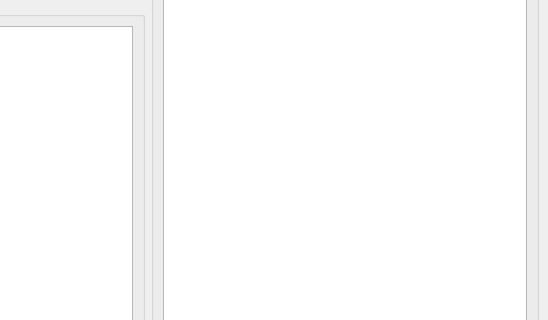
First picture: the form in mainwindow.ui, repository pavolmarak/qt_ssl_server, before the edit; both pictures show x 252 to 800 and y 137 to 457 of the 800 by 600 pixel window.
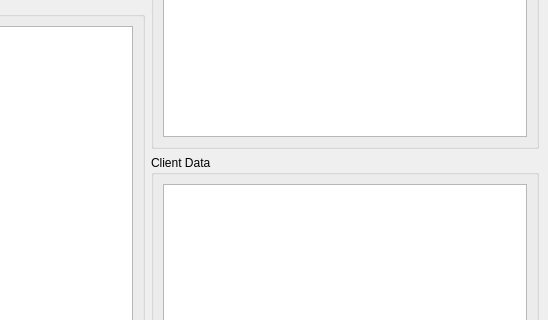
Second picture: the form after the edit.

Commit message: Server can be started/stopped and shows information about connected clients.

The edit to the form file:
```diff
--- a/mainwindow.ui
+++ b/mainwindow.ui
@@ -159,16 +159,36 @@
        </layout>
       </item>
       <item>
+       <layout class="QVBoxLayout" name="verticalLayout_3">
+        <item>
        <widget class="QGroupBox" name="groupBox_2">
         <property name="title">
          <string>Client list</string>
         </property>
         <layout class="QVBoxLayout" name="verticalLayout_4">
          <item>
-          <widget class="QTextEdit" name="client_list"/>
+            <widget class="QTableWidget" name="client_table">
+             <attribute name="horizontalHeaderStretchLastSection">
+              <bool>true</bool>
+             </attribute>
+            </widget>
          </item>
         </layout>
        </widget>
+        </item>
+        <item>
+         <widget class="QGroupBox" name="groupBox_4">
+          <property name="title">
+           <string>Client Data</string>
+          </property>
+          <layout class="QVBoxLayout" name="verticalLayout_8">
+           <item>
+            <widget class="QTextEdit" name="client_data"/>
+           </item>
+          </layout>
+         </widget>
+        </item>
+       </layout>
       </item>
      </layout>
     </item>
```
Lines whose indentation alone changed are shown as unchanged. The commit also changes 4 other files.
